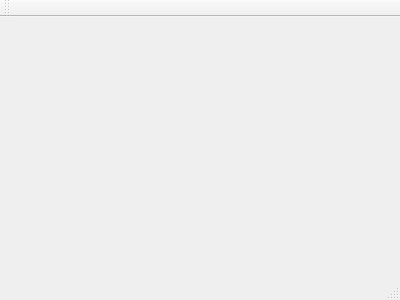
Old version of the form mainwindow.ui in the repository yanjinyi1987/CameraTracking.
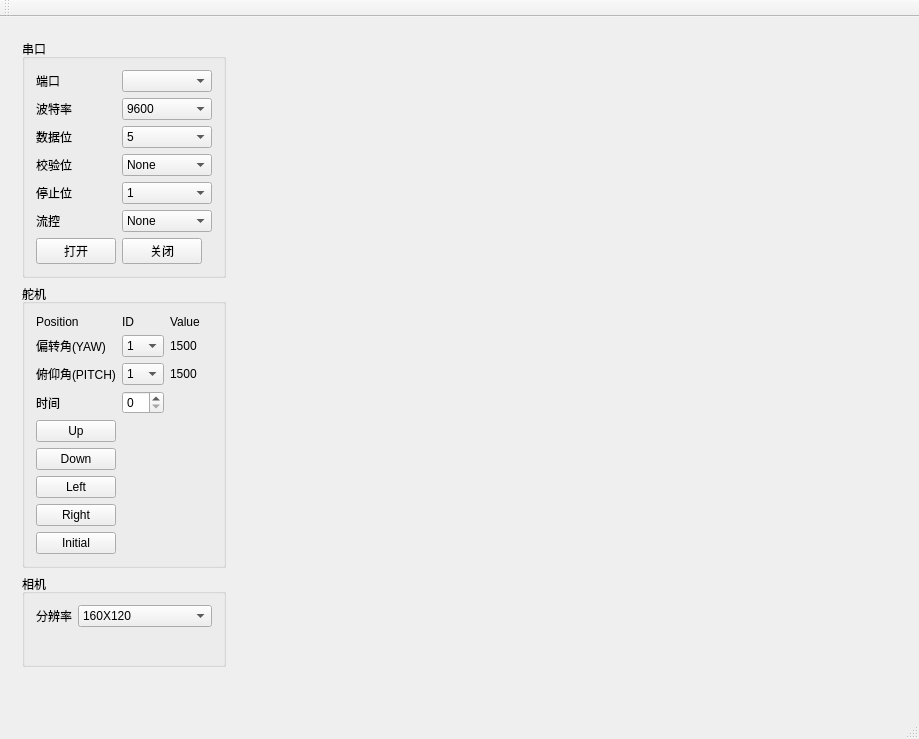
New version of the form.

Commit message: ServoMotor control finished!

The edit to the form file:
```diff
--- a/mainwindow.ui
+++ b/mainwindow.ui
@@ -1,24 +1,517 @@
 <ui version="4.0">
  <class>MainWindow</class>
- <widget class="QMainWindow" name="MainWindow" >
-  <property name="geometry" >
+ <widget class="QMainWindow" name="MainWindow">
+  <property name="geometry">
    <rect>
     <x>0</x>
     <y>0</y>
-    <width>400</width>
-    <height>300</height>
+    <width>919</width>
+    <height>739</height>
    </rect>
   </property>
   <property name="windowTitle" >
    <string>MainWindow</string>
   </property>
-  <widget class="QMenuBar" name="menuBar" />
-  <widget class="QToolBar" name="mainToolBar" />
-  <widget class="QWidget" name="centralWidget" />
-  <widget class="QStatusBar" name="statusBar" />
+  <widget class="QWidget" name="centralWidget">
+   <layout class="QHBoxLayout" name="horizontalLayout_2">
+    <item>
+     <widget class="QWidget" name="widget_2" native="true">
+      <property name="sizePolicy">
+       <sizepolicy hsizetype="Fixed" vsizetype="Preferred">
+        <horstretch>0</horstretch>
+        <verstretch>0</verstretch>
+       </sizepolicy>
+      </property>
+      <layout class="QGridLayout" name="gridLayout">
+       <item row="2" column="0">
+        <widget class="QGroupBox" name="groupBox_ServoMotor">
+         <property name="sizePolicy">
+          <sizepolicy hsizetype="Preferred" vsizetype="Fixed">
+           <horstretch>0</horstretch>
+           <verstretch>0</verstretch>
+          </sizepolicy>
+         </property>
+         <property name="title">
+          <string>舵机</string>
+         </property>
+         <layout class="QGridLayout" name="gridLayout_2">
+          <item row="7" column="0">
+           <widget class="QPushButton" name="pushButton_Right">
+            <property name="text">
+             <string>Right</string>
+            </property>
+           </widget>
+          </item>
+          <item row="5" column="0">
+           <widget class="QPushButton" name="pushButton_Down">
+            <property name="text">
+             <string>Down</string>
+            </property>
+           </widget>
+          </item>
+          <item row="2" column="1">
+           <widget class="QComboBox" name="comboBox_pitchID">
+            <item>
+             <property name="text">
+              <string>1</string>
+             </property>
+            </item>
+            <item>
+             <property name="text">
+              <string>2</string>
+             </property>
+            </item>
+            <item>
+             <property name="text">
+              <string>3</string>
+             </property>
+            </item>
+            <item>
+             <property name="text">
+              <string>4</string>
+             </property>
+            </item>
+            <item>
+             <property name="text">
+              <string>5</string>
+             </property>
+            </item>
+            <item>
+             <property name="text">
+              <string>6</string>
+             </property>
+            </item>
+           </widget>
+          </item>
+          <item row="4" column="0">
+           <widget class="QPushButton" name="pushButton_Up">
+            <property name="text">
+             <string>Up</string>
+            </property>
+           </widget>
+          </item>
+          <item row="8" column="0">
+           <widget class="QPushButton" name="pushButton_Initial">
+            <property name="text">
+             <string>Initial</string>
+            </property>
+           </widget>
+          </item>
+          <item row="1" column="2">
+           <widget class="QLabel" name="label_yawPosition">
+            <property name="text">
+             <string>1500</string>
+            </property>
+           </widget>
+          </item>
+          <item row="2" column="0">
+           <widget class="QLabel" name="label_14">
+            <property name="text">
+             <string>俯仰角(PITCH)</string>
+            </property>
+           </widget>
+          </item>
+          <item row="6" column="0">
+           <widget class="QPushButton" name="pushButton_Left">
+            <property name="text">
+             <string>Left</string>
+            </property>
+           </widget>
+          </item>
+          <item row="1" column="1">
+           <widget class="QComboBox" name="comboBox_yawID">
+            <item>
+             <property name="text">
+              <string>1</string>
+             </property>
+            </item>
+            <item>
+             <property name="text">
+              <string>2</string>
+             </property>
+            </item>
+            <item>
+             <property name="text">
+              <string>3</string>
+             </property>
+            </item>
+            <item>
+             <property name="text">
+              <string>4</string>
+             </property>
+            </item>
+            <item>
+             <property name="text">
+              <string>5</string>
+             </property>
+            </item>
+            <item>
+             <property name="text">
+              <string>6</string>
+             </property>
+            </item>
+           </widget>
+          </item>
+          <item row="1" column="0">
+           <widget class="QLabel" name="label_11">
+            <property name="text">
+             <string>偏转角(YAW)</string>
+            </property>
+           </widget>
+          </item>
+          <item row="0" column="1">
+           <widget class="QLabel" name="label_9">
+            <property name="text">
+             <string>ID</string>
+            </property>
+           </widget>
+          </item>
+          <item row="2" column="2">
+           <widget class="QLabel" name="label_pitchPosition">
+            <property name="text">
+             <string>1500</string>
+            </property>
+           </widget>
+          </item>
+          <item row="0" column="0">
+           <widget class="QLabel" name="label_8">
+            <property name="text">
+             <string>Position</string>
+            </property>
+           </widget>
+          </item>
+          <item row="0" column="2">
+           <widget class="QLabel" name="label_10">
+            <property name="text">
+             <string>Value</string>
+            </property>
+           </widget>
+          </item>
+          <item row="3" column="0">
+           <widget class="QLabel" name="label_12">
+            <property name="text">
+             <string>时间</string>
+            </property>
+           </widget>
+          </item>
+          <item row="3" column="1">
+           <widget class="QSpinBox" name="spinBox_time"/>
+          </item>
+         </layout>
+        </widget>
+       </item>
+       <item row="3" column="0">
+        <widget class="QGroupBox" name="groupBox_Camera">
+         <property name="title">
+          <string>相机</string>
+         </property>
+         <layout class="QFormLayout" name="formLayout_4">
+          <item row="0" column="0">
+           <widget class="QLabel" name="label_7">
+            <property name="text">
+             <string>分辨率</string>
+            </property>
+           </widget>
+          </item>
+          <item row="0" column="1">
+           <widget class="QComboBox" name="comboBox_7">
+            <item>
+             <property name="text">
+              <string>160X120</string>
+             </property>
+            </item>
+            <item>
+             <property name="text">
+              <string>320X240</string>
+             </property>
+            </item>
+            <item>
+             <property name="text">
+              <string>424X240</string>
+             </property>
+            </item>
+            <item>
+             <property name="text">
+              <string>640X360</string>
+             </property>
+            </item>
+            <item>
+             <property name="text">
+              <string>800X448</string>
+             </property>
+            </item>
+            <item>
+             <property name="text">
+              <string>960X544</string>
+             </property>
+            </item>
+            <item>
+             <property name="text">
+              <string>1280X720</string>
+             </property>
+            </item>
+           </widget>
+          </item>
+         </layout>
+        </widget>
+       </item>
+       <item row="1" column="0">
+        <widget class="QGroupBox" name="groupBox_SerialPort">
+         <property name="sizePolicy">
+          <sizepolicy hsizetype="Preferred" vsizetype="Fixed">
+           <horstretch>0</horstretch>
+           <verstretch>0</verstretch>
+          </sizepolicy>
+         </property>
+         <property name="title">
+          <string>串口</string>
+         </property>
+         <layout class="QFormLayout" name="formLayout_3">
+          <item row="0" column="0">
+           <widget class="QLabel" name="label">
+            <property name="text">
+             <string>端口</string>
+            </property>
+            <property name="alignment">
+             <set>Qt::AlignLeading|Qt::AlignLeft|Qt::AlignVCenter</set>
+            </property>
+           </widget>
+          </item>
+          <item row="0" column="1">
+           <widget class="QComboBox" name="comboBox_SerialPort"/>
+          </item>
+          <item row="1" column="0">
+           <widget class="QLabel" name="label_2">
+            <property name="sizePolicy">
+             <sizepolicy hsizetype="Preferred" vsizetype="Preferred">
+              <horstretch>0</horstretch>
+              <verstretch>0</verstretch>
+             </sizepolicy>
+            </property>
+            <property name="text">
+             <string>波特率</string>
+            </property>
+           </widget>
+          </item>
+          <item row="1" column="1">
+           <widget class="QComboBox" name="comboBox_baudRate">
+            <item>
+             <property name="text">
+              <string>9600</string>
+             </property>
+            </item>
+            <item>
+             <property name="text">
+              <string>19200</string>
+             </property>
+            </item>
+            <item>
+             <property name="text">
+              <string>38400</string>
+             </property>
+            </item>
+            <item>
+             <property name="text">
+              <string>57600</string>
+             </property>
+            </item>
+            <item>
+             <property name="text">
+              <string>115200</string>
+             </property>
+            </item>
+            <item>
+             <property name="text">
+              <string>Custom</string>
+             </property>
+            </item>
+           </widget>
+          </item>
+          <item row="2" column="0">
+           <widget class="QLabel" name="label_3">
+            <property name="text">
+             <string>数据位</string>
+            </property>
+           </widget>
+          </item>
+          <item row="2" column="1">
+           <widget class="QComboBox" name="comboBox_dataBits">
+            <item>
+             <property name="text">
+              <string>5</string>
+             </property>
+            </item>
+            <item>
+             <property name="text">
+              <string>6</string>
+             </property>
+            </item>
+            <item>
+             <property name="text">
+              <string>7</string>
+             </property>
+            </item>
+            <item>
+             <property name="text">
+              <string>8</string>
+             </property>
+            </item>
+           </widget>
+          </item>
+          <item row="3" column="0">
+           <widget class="QLabel" name="label_4">
+            <property name="text">
+             <string>校验位</string>
+            </property>
+           </widget>
+          </item>
+          <item row="3" column="1">
+           <widget class="QComboBox" name="comboBox_parity">
+            <item>
+             <property name="text">
+              <string>None</string>
+             </property>
+            </item>
+            <item>
+             <property name="text">
+              <string>Even</string>
+             </property>
+            </item>
+            <item>
+             <property name="text">
+              <string>Odd</string>
+             </property>
+            </item>
+            <item>
+             <property name="text">
+              <string>Mark</string>
+             </property>
+            </item>
+            <item>
+             <property name="text">
+              <string>Space</string>
+             </property>
+            </item>
+           </widget>
+          </item>
+          <item row="4" column="0">
+           <widget class="QLabel" name="label_5">
+            <property name="text">
+             <string>停止位</string>
+            </property>
+           </widget>
+          </item>
+          <item row="4" column="1">
+           <widget class="QComboBox" name="comboBox_stopBits">
+            <item>
+             <property name="text">
+              <string>1</string>
+             </property>
+            </item>
+            <item>
+             <property name="text">
+              <string>1.5</string>
+             </property>
+            </item>
+            <item>
+             <property name="text">
+              <string>2</string>
+             </property>
+            </item>
+           </widget>
+          </item>
+          <item row="5" column="0">
+           <widget class="QLabel" name="label_6">
+            <property name="text">
+             <string>流控</string>
+            </property>
+           </widget>
+          </item>
+          <item row="5" column="1">
+           <widget class="QComboBox" name="comboBox_flowControl">
+            <item>
+             <property name="text">
+              <string>None</string>
+             </property>
+            </item>
+            <item>
+             <property name="text">
+              <string>RTS/CTS</string>
+             </property>
+            </item>
+            <item>
+             <property name="text">
+              <string>XON/XOFF</string>
+             </property>
+            </item>
+           </widget>
+          </item>
+          <item row="7" column="0">
+           <widget class="QPushButton" name="pushButton_openSerialPort">
+            <property name="text">
+             <string>打开</string>
+            </property>
+           </widget>
+          </item>
+          <item row="7" column="1">
+           <widget class="QPushButton" name="pushButton_closeSerialPort">
+            <property name="sizePolicy">
+             <sizepolicy hsizetype="Fixed" vsizetype="Fixed">
+              <horstretch>0</horstretch>
+              <verstretch>0</verstretch>
+             </sizepolicy>
+            </property>
+            <property name="layoutDirection">
+             <enum>Qt::LeftToRight</enum>
+            </property>
+            <property name="text">
+             <string>关闭</string>
+            </property>
+           </widget>
+          </item>
+         </layout>
+        </widget>
+       </item>
+       <item row="4" column="0">
+        <widget class="QWidget" name="widget" native="true">
+         <property name="sizePolicy">
+          <sizepolicy hsizetype="Fixed" vsizetype="Fixed">
+           <horstretch>0</horstretch>
+           <verstretch>0</verstretch>
+          </sizepolicy>
+         </property>
+         <layout class="QVBoxLayout" name="verticalLayout_2"/>
+        </widget>
+       </item>
+      </layout>
+     </widget>
+    </item>
+    <item>
+     <widget class="QWidget" name="widget_Video" native="true"/>
+    </item>
+   </layout>
+  </widget>
+  <widget class="QMenuBar" name="menuBar">
+   <property name="geometry">
+    <rect>
+     <x>0</x>
+     <y>0</y>
+     <width>919</width>
+     <height>26</height>
+    </rect>
+   </property>
+  </widget>
+  <widget class="QToolBar" name="mainToolBar">
+   <attribute name="toolBarArea">
+    <enum>TopToolBarArea</enum>
+   </attribute>
+   <attribute name="toolBarBreak">
+    <bool>false</bool>
+   </attribute>
+  </widget>
+  <widget class="QStatusBar" name="statusBar"/>
  </widget>
- <layoutDefault spacing="6" margin="11" />
- <pixmapfunction></pixmapfunction>
+ <layoutdefault spacing="6" margin="11"/>
  <resources/>
  <connections/>
 </ui>
```
Left out of the diff: 3 changed lines with no effect on the pictures. The commit also changes 5 other files.
